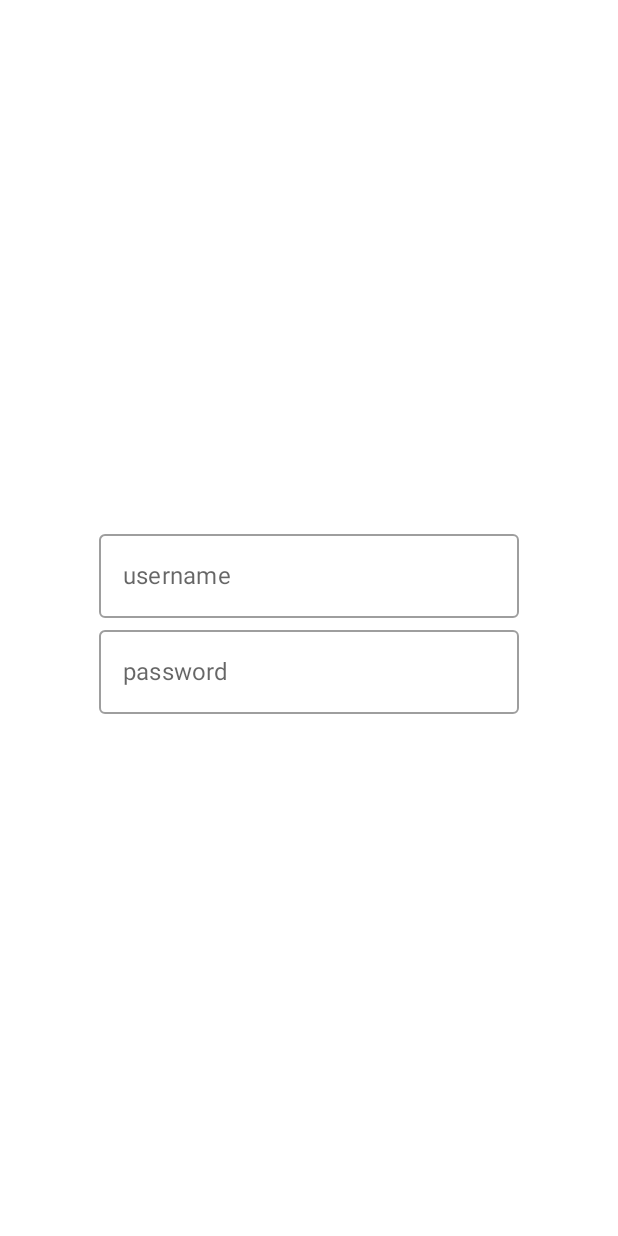
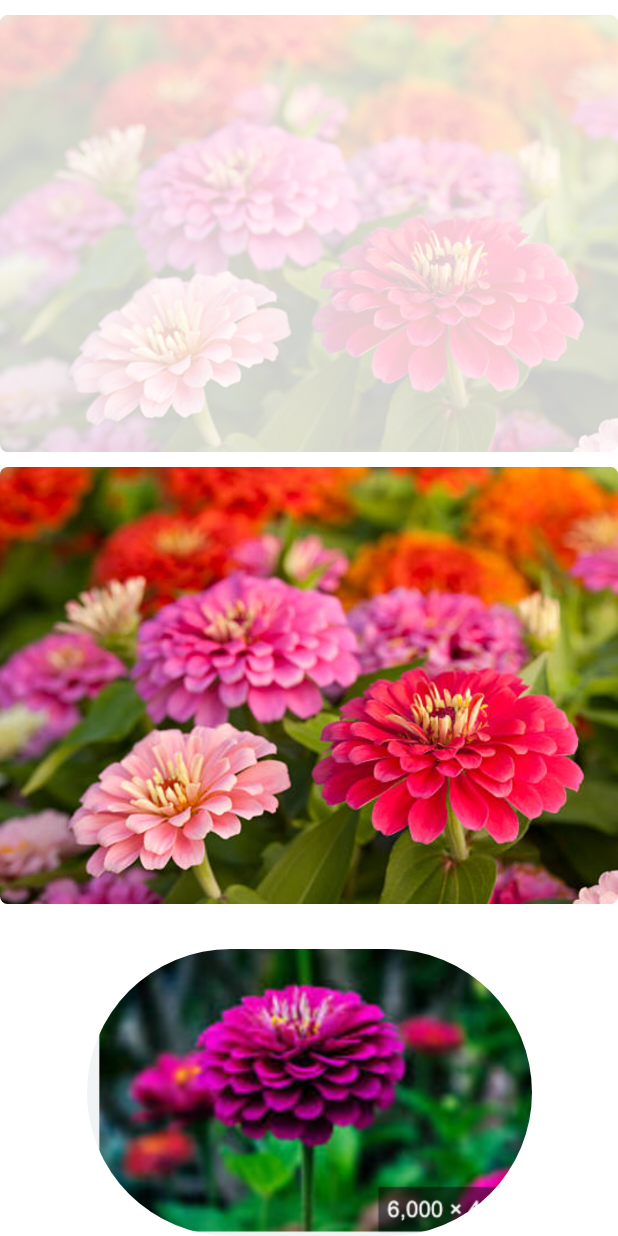
Before and after one commit to chayan2019/Jetpack-compose-component, an Android app built with Jetpack Compose: the screen it shows after launch (MainActivity), on a phone screen of 412 x 824 dp. Run offline under Robolectric (Android 15) with nearby library versions, the phone set to English and light mode, and no system bars.

Commit message:
Image Example in Jetpack Compose android

```diff
--- a/app/src/main/java/com/withjetpack/jetpack_compose_yt/MainActivity.kt
+++ b/app/src/main/java/com/withjetpack/jetpack_compose_yt/MainActivity.kt
@@ -12,6 +12,7 @@ import androidx.compose.ui.platform.LocalContext
 import androidx.compose.ui.tooling.preview.Preview
 import com.withjetpack.jetpack_compose_yt.button.DisplayButton
 import com.withjetpack.jetpack_compose_yt.edittext.DisplayEdittextView
+import com.withjetpack.jetpack_compose_yt.image.ImageDisplayView
 import com.withjetpack.jetpack_compose_yt.textview.DisplayTextView
 import com.withjetpack.jetpack_compose_yt.ui.theme.JetpackcomposecomponentTheme
 
@@ -27,7 +28,8 @@ class MainActivity : ComponentActivity() {
                 ) {
                    // DisplayTextView("Welcome to Jetpack Compose")
                   //  DisplayButton(LocalContext.current)
-                    DisplayEdittextView()
+                    //DisplayEdittextView()
+                    ImageDisplayView()
                  }
             }
         }
--- /dev/null
+++ b/app/src/main/java/com/withjetpack/jetpack_compose_yt/image/ImageDisplayView.kt
@@ -0,0 +1,54 @@
+package com.withjetpack.jetpack_compose_yt.image
+
+import androidx.compose.foundation.Image
+import androidx.compose.foundation.layout.Column
+import androidx.compose.foundation.layout.Spacer
+import androidx.compose.foundation.layout.fillMaxWidth
+import androidx.compose.foundation.layout.height
+import androidx.compose.foundation.shape.CircleShape
+import androidx.compose.foundation.shape.CutCornerShape
+import androidx.compose.foundation.shape.RoundedCornerShape
+import androidx.compose.runtime.Composable
+import androidx.compose.ui.Alignment
+import androidx.compose.ui.Modifier
+import androidx.compose.ui.draw.clip
+import androidx.compose.ui.res.painterResource
+import androidx.compose.ui.unit.dp
+import com.withjetpack.jetpack_compose_yt.R
+
+
+@Composable
+fun ImageDisplayView() {
+
+    Column(
+        horizontalAlignment = Alignment.CenterHorizontally,
+        modifier = Modifier.fillMaxWidth(), content = {
+            Spacer(modifier = Modifier.height(10.dp))
+            Image(
+                painter = painterResource(id = R.drawable.images),
+                contentDescription = null,
+                alpha = 0.2F,
+                modifier = Modifier.clip(RoundedCornerShape(5.dp))
+
+            )
+            Spacer(modifier = Modifier.height(10.dp))
+            Image(
+                painter = painterResource(id = R.drawable.images),
+                contentDescription = null,
+                modifier = Modifier.clip(RoundedCornerShape(5.dp))
+            )
+            Spacer(modifier = Modifier.height(30.dp))
+            Image(
+                painter = painterResource(id = R.drawable.image),
+                contentDescription = null,
+                modifier = Modifier.clip(CircleShape),
+            )
+
+            Spacer(modifier = Modifier.height(30.dp))
+            Image(
+                painter = painterResource(id = R.drawable.image), contentDescription = null,
+                modifier = Modifier.clip(CutCornerShape(20.dp))
+            )
+        }
+    )
+}
```
Also changed, not shown: app/src/main/res/drawable/image.png (added), app/src/main/res/drawable/images.png (added).
